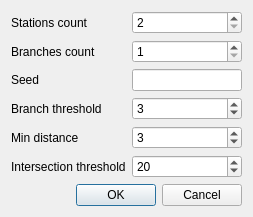
The window that metro/generatedialog.ui (SergeyBrian/metro) describes before a commit, drawn with Qt 5.
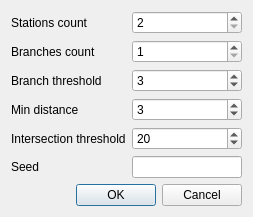
The same window after the commit.

Patch:
```diff
--- a/metro/generatedialog.ui
+++ b/metro/generatedialog.ui
@@ -104,16 +104,6 @@
        </property>
       </widget>
      </item>
-     <item row="3" column="1">
-      <widget class="QLineEdit" name="seedLineEdit"/>
-     </item>
-     <item row="3" column="0">
-      <widget class="QLabel" name="seedLabel">
-       <property name="text">
-        <string>Seed</string>
-       </property>
-      </widget>
-     </item>
      <item row="6" column="0">
       <widget class="QLabel" name="intThresholdLabel">
        <property name="text">
@@ -121,6 +111,16 @@
        </property>
       </widget>
      </item>
+     <item row="7" column="1">
+      <widget class="QLineEdit" name="seedLineEdit"/>
+     </item>
+     <item row="7" column="0">
+      <widget class="QLabel" name="seedLabel">
+       <property name="text">
+        <string>Seed</string>
+       </property>
+      </widget>
+     </item>
     </layout>
    </item>
   </layout>
```
